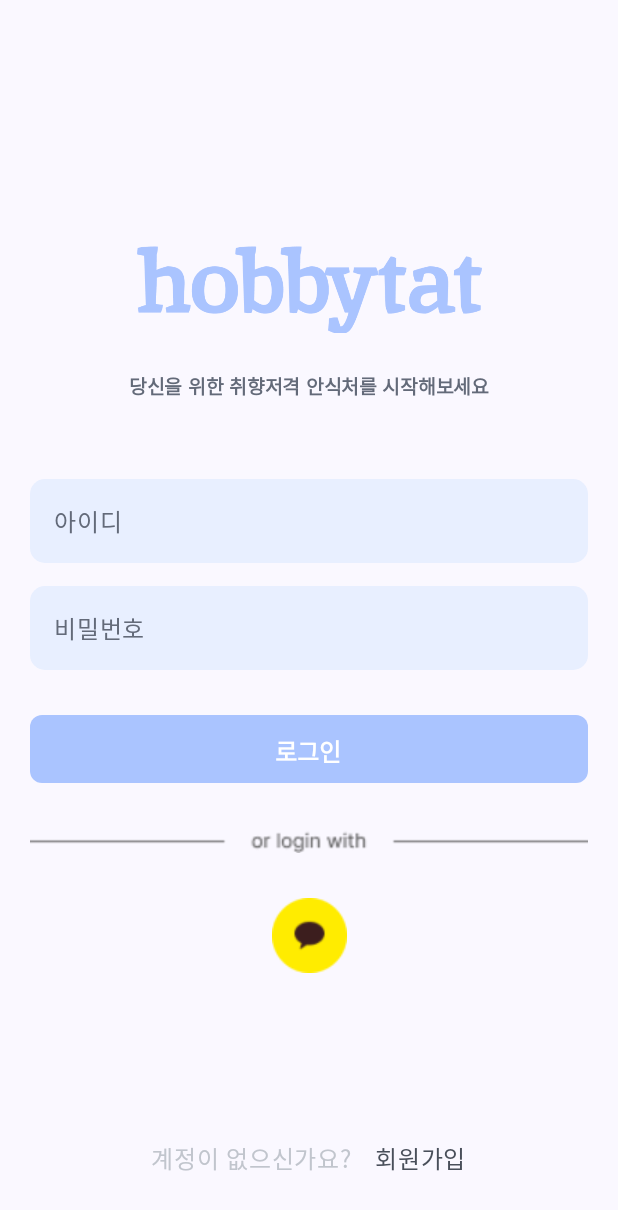
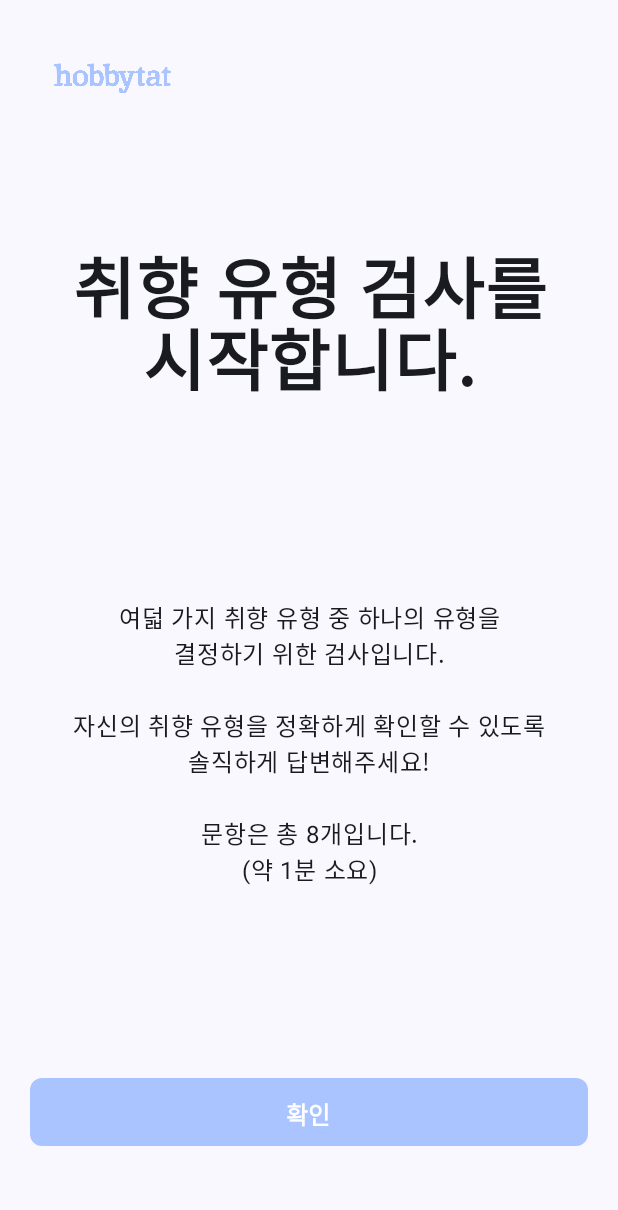
Before and after one commit to Hobbytat/Hobbytat-FE, an Android app built with Jetpack Compose: the screen it shows after launch (MainActivity), on a phone screen of 412 x 824 dp. Shown: the top 1210 px of the screen. Run offline under Robolectric (Android 15) with nearby library versions, the light colour scheme and no system bars.

Commit message:
취향 검사 페이지 구현 완료

```diff
--- a/app/src/main/java/com/example/hobbytat/common/CommonTopBar.kt
+++ b/app/src/main/java/com/example/hobbytat/common/CommonTopBar.kt
@@ -25,3 +25,15 @@ fun CommonTopBar(navController: NavHostController) {
         )
     })
 }
+
+@OptIn(ExperimentalMaterial3Api::class)
+@Composable
+fun signupTopBar() {
+
+    TopAppBar(title = {
+        Image(
+            painterResource(id = R.drawable.logo_blue), contentDescription = "로고 이미지",
+            modifier = Modifier.size(width = 78.dp, height = 28.dp)
+        )
+    })
+}
--- a/app/src/main/java/com/example/hobbytat/navigate/NavGraph.kt
+++ b/app/src/main/java/com/example/hobbytat/navigate/NavGraph.kt
@@ -7,11 +7,12 @@ import androidx.navigation.compose.composable
 import com.example.hobbytat.screen.HomeScreen
 import com.example.hobbytat.screen.board.BoardScreen
 import com.example.hobbytat.screen.sign.LoginScreen
+import com.example.hobbytat.screen.sign.SignupAgreeScreen
 import com.example.hobbytat.screen.sign.SplashScreen
 
 @Composable
 fun NavGraph(navController: NavHostController) {
-    NavHost(navController = navController, startDestination = "Login"){
+    NavHost(navController = navController, startDestination = "SignUp_agree"){
         // 스플래쉬, 로그인, 회원가입 화면
         composable(route = "Splash") {
             // 스플래쉬 화면
@@ -23,7 +24,7 @@ fun NavGraph(navController: NavHostController) {
         }
         composable(route="SignUp_agree") {
             // 회원가입_동의 화면
-
+            SignupAgreeScreen(navController)
         }
 
         // 홈화면
--- a/app/src/main/java/com/example/hobbytat/screen/sign/LoginScreen.kt
+++ b/app/src/main/java/com/example/hobbytat/screen/sign/LoginScreen.kt
@@ -84,6 +84,7 @@ fun LoginScreen(navController: NavHostController) {
             )
             Spacer(modifier = Modifier.height(30.dp))
             LoginButton(label = "로그인") {
+                // 로그인 버튼 구현
                 navController.navigate("Home")
             }
             Spacer(modifier = Modifier.height(30.dp))
@@ -100,6 +101,9 @@ fun LoginScreen(navController: NavHostController) {
                 modifier = Modifier
                     .height(50.dp)
                     .width(50.dp)
+                    .clickable {
+                        // 카카오 로그인 구현
+                    }
             )
         }
         Row(
--- /dev/null
+++ b/app/src/main/java/com/example/hobbytat/screen/sign/SignupAgreeScreen.kt
@@ -0,0 +1,62 @@
+package com.example.hobbytat.screen.sign
+
+import androidx.compose.foundation.layout.Arrangement
+import androidx.compose.foundation.layout.Column
+import androidx.compose.foundation.layout.Spacer
+import androidx.compose.foundation.layout.fillMaxSize
+import androidx.compose.foundation.layout.fillMaxWidth
+import androidx.compose.foundation.layout.height
+import androidx.compose.foundation.layout.padding
+import androidx.compose.material3.Text
+import androidx.compose.runtime.Composable
+import androidx.compose.ui.Alignment
+import androidx.compose.ui.Modifier
+import androidx.compose.ui.text.font.FontWeight
+import androidx.compose.ui.text.style.TextAlign
+import androidx.compose.ui.unit.dp
+import androidx.compose.ui.unit.sp
+import androidx.navigation.NavHostController
+import com.example.hobbytat.common.LoginButton
+import com.example.hobbytat.common.signupTopBar
+
+@Composable
+fun SignupAgreeScreen(navController: NavHostController) {
+    Column(
+        modifier = Modifier
+            .padding(20.dp)
+    ) {
+        signupTopBar()
+    }
+    Column(
+        modifier = Modifier
+            .fillMaxSize()
+            .padding(start = 20.dp, end = 20.dp, bottom = 60.dp),
+        verticalArrangement = Arrangement.SpaceBetween,
+        horizontalAlignment = Alignment.CenterHorizontally
+    ) {
+        Spacer(modifier = Modifier.height(30.dp))
+        Column(
+            horizontalAlignment = Alignment.CenterHorizontally
+        ) {
+            Text(
+                text = "취향 유형 검사를\n\n시작합니다.",
+                fontSize = 45.sp,
+                fontWeight = FontWeight.Bold,
+                textAlign = TextAlign.Center
+            )
+        }
+        Column(
+            horizontalAlignment = Alignment.CenterHorizontally
+        ) {
+            Text(
+                text = "여덟 가지 취향 유형 중 하나의 유형을\n결정하기 위한 검사입니다.\n\n자신의 취향 유형을 정확하게 확인할 수 있도록\n솔직하게 답변해주세요!\n\n문항은 총 8개입니다.\n(약 1분 소요)",
+                textAlign = TextAlign.Center
+            )
+        }
+
+        LoginButton(label = "확인") {
+            // 취향 유형 검사 페이지로 이동
+            navController.navigate("")
+        }
+    }
+}
--- a/app/src/main/java/com/example/hobbytat/screen/sign/SplashScreen.kt
+++ b/app/src/main/java/com/example/hobbytat/screen/sign/SplashScreen.kt
@@ -64,6 +64,7 @@ fun SplashScreen(navController: NavHostController) {
         Column {
             WhiteCommonBottomButton(label = "회원가입") {
                 // 설문조사 동의 페이지로 이동
+                navController.navigate("SignUp_agree")
             }
             WhiteCommonBottomButton(label = "로그인") {
                 // 로그인 페이지로 이동
```
